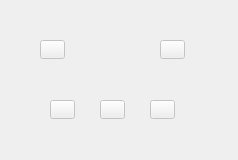
Before: the Qt Designer form ground/unisat-gcs/src/unisat_gcs/server/gcs_wid_telem_buttons.ui in Unica-RocketSpace/CanSat_20I9, drawn with Qt 5.
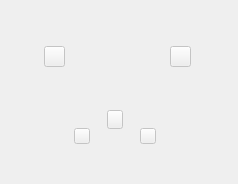
After: the same form once the commit is applied.

```diff
--- a/ground/unisat-gcs/src/unisat_gcs/server/gcs_wid_telem_buttons.ui
+++ b/ground/unisat-gcs/src/unisat_gcs/server/gcs_wid_telem_buttons.ui
@@ -7,13 +7,13 @@
     <x>0</x>
     <y>0</y>
     <width>238</width>
-    <height>160</height>
+    <height>184</height>
    </rect>
   </property>
   <property name="maximumSize">
    <size>
     <width>238</width>
-    <height>160</height>
+    <height>184</height>
    </size>
   </property>
   <property name="windowTitle">
@@ -26,10 +26,10 @@
     </property>
     <property name="geometry">
      <rect>
-      <x>40</x>
-      <y>40</y>
-      <width>25</width>
-      <height>19</height>
+      <x>44</x>
+      <y>46</y>
+      <width>21</width>
+      <height>21</height>
      </rect>
     </property>
     <property name="text">
@@ -45,10 +45,10 @@
     </property>
     <property name="geometry">
      <rect>
-      <x>160</x>
-      <y>40</y>
-      <width>25</width>
-      <height>19</height>
+      <x>170</x>
+      <y>46</y>
+      <width>21</width>
+      <height>21</height>
      </rect>
     </property>
     <property name="text">
@@ -64,9 +64,9 @@
     </property>
     <property name="geometry">
      <rect>
-      <x>100</x>
-      <y>100</y>
-      <width>25</width>
+      <x>107</x>
+      <y>110</y>
+      <width>16</width>
       <height>19</height>
      </rect>
     </property>
@@ -83,10 +83,10 @@
     </property>
     <property name="geometry">
      <rect>
-      <x>50</x>
-      <y>100</y>
-      <width>25</width>
-      <height>19</height>
+      <x>74</x>
+      <y>128</y>
+      <width>16</width>
+      <height>16</height>
      </rect>
     </property>
     <property name="text">
@@ -102,10 +102,10 @@
     </property>
     <property name="geometry">
      <rect>
-      <x>150</x>
-      <y>100</y>
-      <width>25</width>
-      <height>19</height>
+      <x>140</x>
+      <y>128</y>
+      <width>16</width>
+      <height>16</height>
      </rect>
     </property>
     <property name="text">
@@ -118,16 +118,16 @@
    <widget class="QLabel" name="label">
     <property name="geometry">
      <rect>
-      <x>10</x>
-      <y>0</y>
-      <width>221</width>
-      <height>131</height>
+      <x>-4</x>
+      <y>-8</y>
+      <width>241</width>
+      <height>171</height>
      </rect>
     </property>
     <property name="maximumSize">
      <size>
-      <width>238</width>
-      <height>160</height>
+      <width>241</width>
+      <height>181</height>
      </size>
     </property>
     <property name="text">
```
